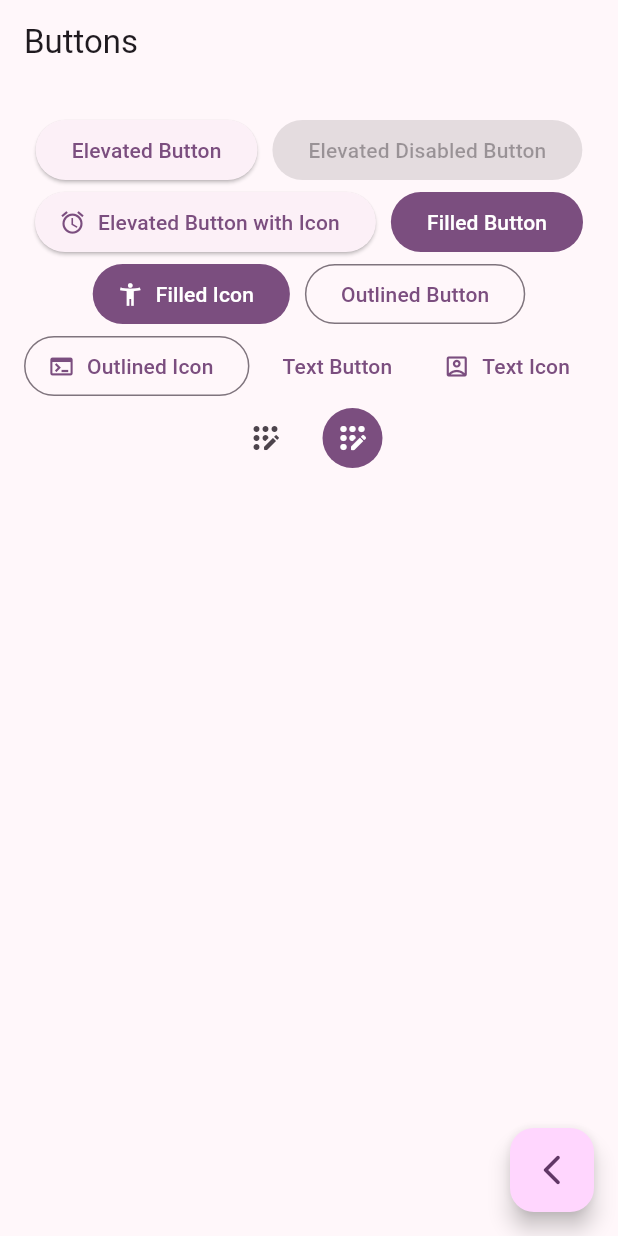
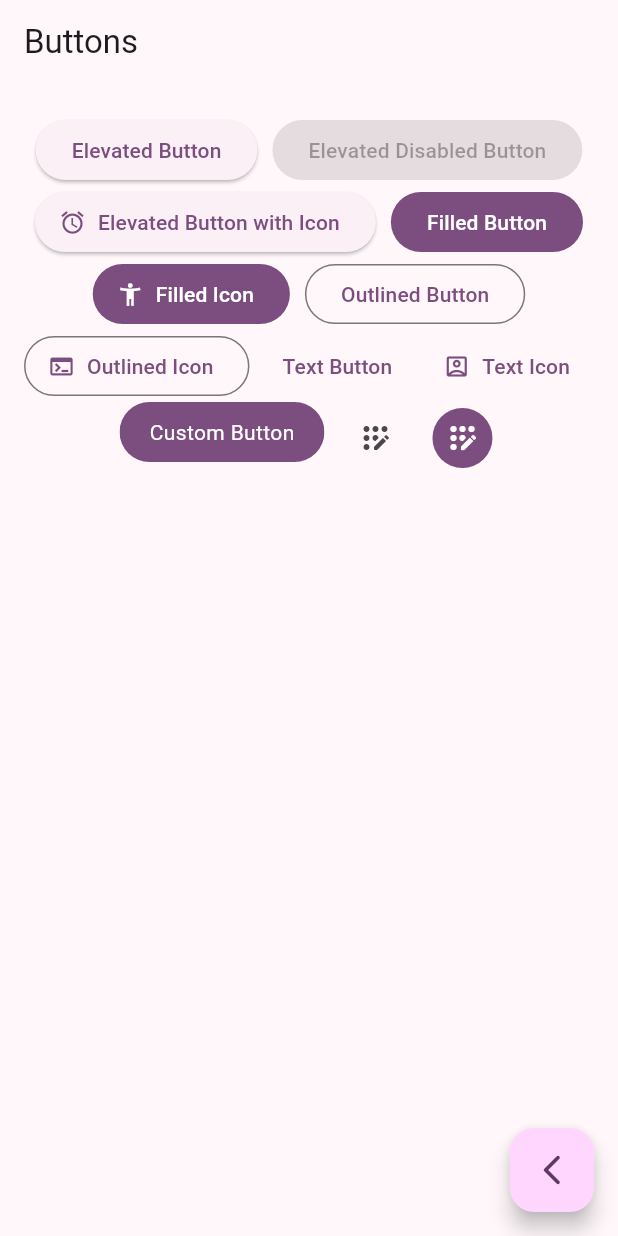
Before and after one commit to cxcarvaj/Widgets-App, a Flutter app: the ButtonScreen screen opened by its route, on a phone screen of 412 x 824 dp. Run offline on Flutter 3.47's test engine with Material 2 defaults, Android fonts, the phone set to English and light mode, and no system bars; our stand-ins replace go_router.

Commit message:
feat(widgets_app): Finish the buttons screen

```diff
--- a/lib/presentation/screens/buttons/buttons_screen.dart
+++ b/lib/presentation/screens/buttons/buttons_screen.dart
@@ -77,13 +77,11 @@ class _ButtonsView extends StatelessWidget {
               icon: const Icon(Icons.account_box_outlined),
               label: const Text('Text Icon'),
             ),
-            // TODO: custom button
-
+            const CustomButton(),
             IconButton(
               onPressed: () {},
               icon: const Icon(Icons.app_registration_rounded),
             ),
-
             IconButton(
               onPressed: () {},
               icon: const Icon(Icons.app_registration_rounded),
@@ -98,3 +96,29 @@ class _ButtonsView extends StatelessWidget {
     );
   }
 }
+
+class CustomButton extends StatelessWidget {
+  const CustomButton({super.key});
+
+  @override
+  Widget build(BuildContext context) {
+    final colors = Theme.of(context).colorScheme;
+
+    return ClipRRect(
+      borderRadius: BorderRadius.circular(20),
+      child: Material(
+        color: colors.primary,
+        child: InkWell(
+          onTap: () {},
+          child: const Padding(
+            padding: EdgeInsets.symmetric(horizontal: 20, vertical: 10),
+            child: Text(
+              'Custom Button',
+              style: TextStyle(color: Colors.white),
+            ),
+          ),
+        ),
+      ),
+    );
+  }
+}
```
